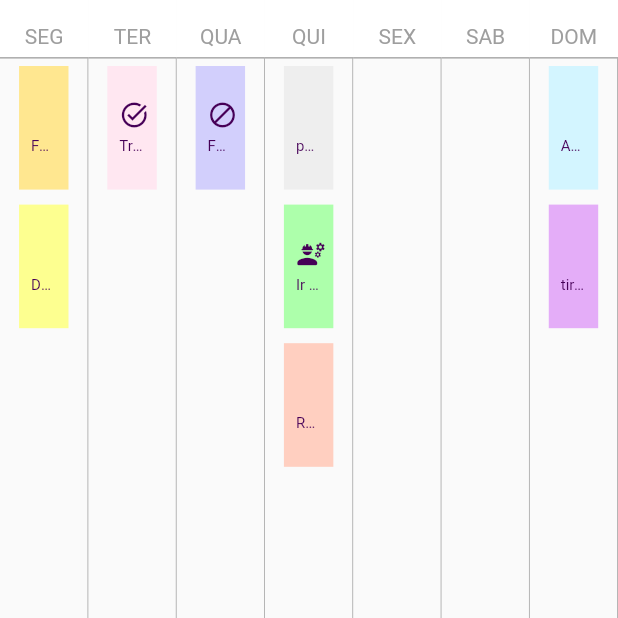
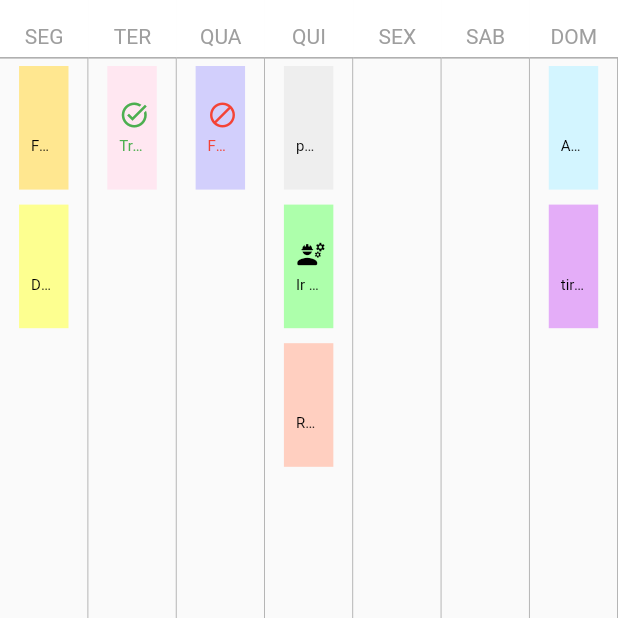
Before and after one commit to 1agracinha/weekly-planner, a Flutter app: the screen it shows after launch, on a phone screen of 412 x 824 dp, the top half of it. Run offline on Flutter 3.47's test engine with Material 2 defaults, Android fonts, the phone set to English and light mode, and no system bars; drawn by our look-alikes of sticky_headers; our stand-ins replace lottie.

Commit message:
add conditional colors to icon and text of task widget

```diff
--- a/lib/screen/banner/task_widget.dart
+++ b/lib/screen/banner/task_widget.dart
@@ -40,17 +40,20 @@ class TaskWidget extends StatelessWidget {
               mainAxisAlignment: MainAxisAlignment.center,
               children: [
                 Padding(
-                  padding: EdgeInsets.only(bottom: 5),
-                  child: Icon(
-                    getStatusIcon(taskModel.status),
-                    color: Color(0xFF460057),
-                    size: 20,
-                  ),
-                ),
+                    padding: EdgeInsets.only(bottom: 5),
+                    child: getIcon(taskModel.status)),
                 Text(
                   (taskModel.text as dynamic),
                   overflow: TextOverflow.ellipsis,
-                  style: TextStyle(fontSize: 10, color: Color(0xFF460057)),
+                  style: TextStyle(
+                      fontSize: 10,
+                      color: taskModel.status != Status.todo
+                          ? taskModel.status == Status.blocked
+                              ? Colors.red
+                              : taskModel.status == Status.done
+                                  ? Colors.green
+                                  : Colors.black
+                          : Colors.black),
                 )
               ],
             )),
@@ -58,12 +61,20 @@ class TaskWidget extends StatelessWidget {
     );
   }
 
-  IconData? getStatusIcon(Status? status) {
-    if (status == Status.done)
-      return Icons.task_alt;
-    else if (status == Status.blocked)
-      return Icons.block;
-    else if (status == Status.doing) return Icons.engineering_rounded;
-    return null;
+  Icon getIcon(Status? status) {
+    IconData? icon;
+    Color color = Colors.black;
+    if (status == Status.done) {
+      icon = Icons.task_alt;
+      color = Colors.green;
+    } else if (status == Status.blocked) {
+      icon = Icons.block;
+      color = Colors.red;
+    } else if (status == Status.doing) icon = Icons.engineering_rounded;
+    return Icon(
+      icon,
+      color: color,
+      size: 20,
+    );
   }
 }
```
Also changed, not shown: pubspec.lock.
